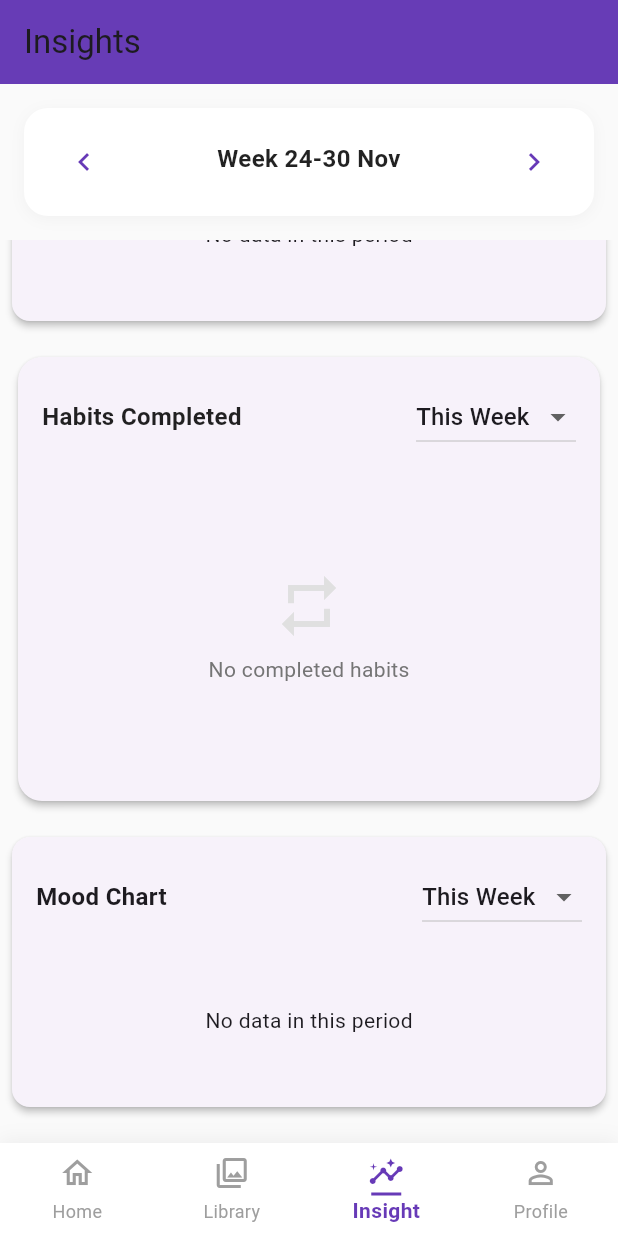
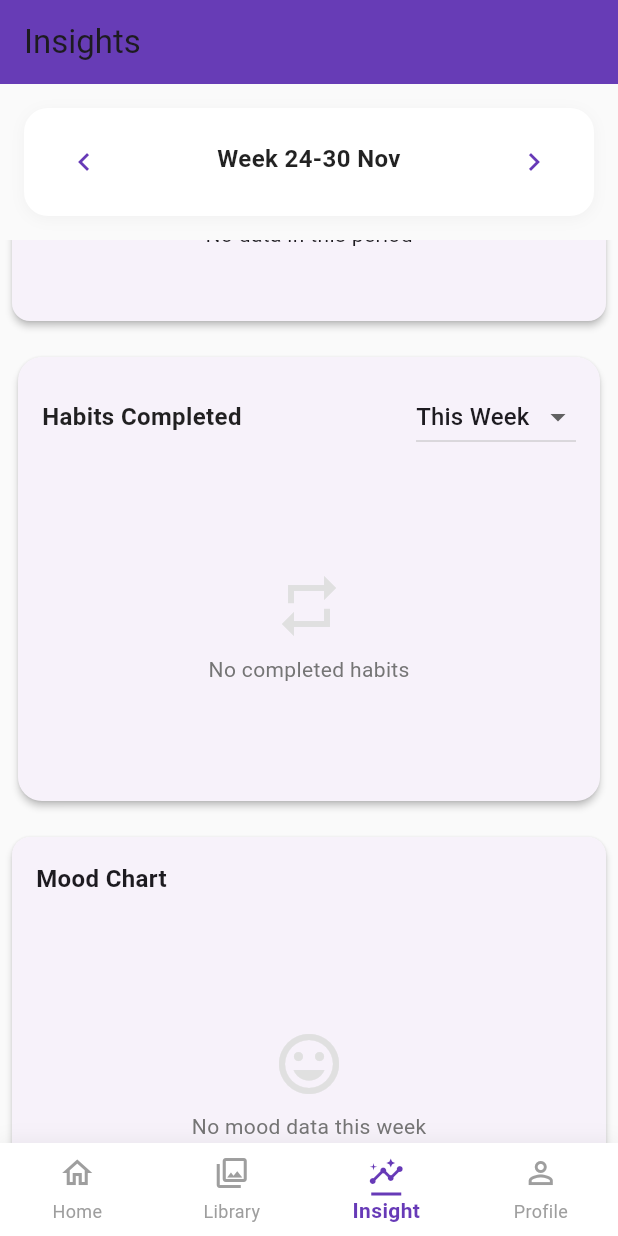
Before and after one commit to tranght0o/my_productivity_app, a Flutter app: the screen it shows once a user with an empty profile is signed in, item 3 of the bottom bar chosen, scrolled down 295 dp, on a phone screen of 412 x 824 dp. Run offline on Flutter 3.47's test engine with Material 3 defaults, Android fonts, the phone set to English and light mode, and no system bars; our stand-ins replace cloud_firestore, firebase_auth, firebase_core, fl_chart, month_picker_dialog, table_calendar; accounts and stored records are empty.

Commit message:
feat(mood_chart): remove TimeRange dropdown, use selectedWeek from parent, show only days with data, add improved empty state

```diff
--- a/lib/screens/insight/widgets/mood_chart.dart
+++ b/lib/screens/insight/widgets/mood_chart.dart
@@ -1,12 +1,15 @@
+// lib/screens/insight/widgets/mood_chart.dart
 import 'package:flutter/material.dart';
 import 'package:fl_chart/fl_chart.dart';
 import '../../../services/mood_service.dart';
 import '../../../models/mood_model.dart';
-import '../../../utils/date_range_helper.dart';
-import 'time_range_dropdown.dart';
 
+/// Line chart showing mood trend for each day of the week
+/// Y-axis shows emoji faces (1-5 scale), X-axis shows day names
 class MoodChart extends StatefulWidget {
-  const MoodChart({super.key});
+  final DateTime selectedWeek; // Any date in the target week
+
+  const MoodChart({super.key, required this.selectedWeek});
 
   @override
   State<MoodChart> createState() => _MoodChartState();
@@ -14,16 +17,16 @@ class MoodChart extends StatefulWidget {
 
 class _MoodChartState extends State<MoodChart> {
   final _moodService = MoodService();
-  TimeRange _selectedRange = TimeRange.thisWeek;
   List<Mood> _moods = [];
+  bool _loading = true;
 
-  // FIXED: Correct mood emojis matching the new scale
+  // Mood scale mapping (must match mood_section.dart)
   final List<Map<String, dynamic>> _moodOptions = [
-    {'emoji': '😢', 'value': 1},
-    {'emoji': '😞', 'value': 2},
-    {'emoji': '😐', 'value': 3},
-    {'emoji': '😊', 'value': 4},
-    {'emoji': '🤩', 'value': 5},
+    {'emoji': '😢', 'value': 1, 'label': 'Terrible'},
+    {'emoji': '😞', 'value': 2, 'label': 'Bad'},
+    {'emoji': '😐', 'value': 3, 'label': 'Okay'},
+    {'emoji': '😊', 'value': 4, 'label': 'Good'},
+    {'emoji': '🤩', 'value': 5, 'label': 'Amazing'},
   ];
 
   @override
@@ -32,17 +35,40 @@ class _MoodChartState extends State<MoodChart> {
     _loadData();
   }
 
+  @override
+  void didUpdateWidget(MoodChart oldWidget) {
+    super.didUpdateWidget(oldWidget);
+    // Reload when week changes
+    if (oldWidget.selectedWeek != widget.selectedWeek) {
+      _loadData();
+    }
+  }
+
+  /// Get Monday of the week
+  DateTime _getMonday(DateTime date) {
+    final daysFromMonday = date.weekday - DateTime.monday;
+    return DateTime(date.year, date.month, date.day - daysFromMonday);
+  }
+
+  /// Load moods for the selected week
   Future<void> _loadData() async {
+    setState(() => _loading = true);
+
     try {
-      // OPTIMIZED: Load only data for selected range
-      final range = DateRangeHelper.getRange(_selectedRange);
-      final start = range['start']!;
-      final end = range['end']!;
+      final monday = _getMonday(widget.selectedWeek);
+      final sunday = monday.add(const Duration(days: 6, hours: 23, minutes: 59));
 
-      final moods = await _moodService.getMoodsBetween(start, end);
-      setState(() => _moods = moods);
+      final moods = await _moodService.getMoodsBetween(monday, sunday);
+
+      if (mounted) {
+        setState(() {
+          _moods = moods;
+          _loading = false;
+        });
+      }
     } catch (e) {
       if (mounted) {
+        setState(() => _loading = false);
         ScaffoldMessenger.of(context).showSnackBar(
           SnackBar(content: Text('Failed to load chart data: $e')),
         );
@@ -50,40 +76,67 @@ class _MoodChartState extends State<MoodChart> {
     }
   }
 
-  String _emojiForValue(double value) {
+  /// Get emoji for mood value
+  String _emojiForValue(int value) {
     final match = _moodOptions.firstWhere(
-      (e) => e['value'] == value.toInt(),
+      (e) => e['value'] == value,
       orElse: () => {'emoji': '?'},
     );
     return match['emoji'];
   }
 
+  /// Create line chart spots (only days with mood data)
+  List<FlSpot> _createSpots() {
+    final monday = _getMonday(widget.selectedWeek);
+    final spots = <FlSpot>[];
+
+    for (int i = 0; i < 7; i++) {
+      final date = monday.add(Duration(days: i));
+
+      // Find mood for this day
+      final mood = _moods.firstWhere(
+        (m) => m.date.year == date.year &&
+               m.date.month == date.month &&
+               m.date.day == date.day,
+        orElse: () => Mood(
+          id: '',
+          userId: '',
+          date: date,
+          moodValue: 0, // 0 means no data
+        ),
+      );
+
+      // Only add spot if mood exists
+      if (mood.moodValue > 0) {
+        spots.add(FlSpot(i.toDouble(), mood.moodValue.toDouble()));
+      }
+    }
+
+    return spots;
+  }
+
+  /// Get day label (Mon, Tue, etc.)
+  String _getDayLabel(DateTime date) {
+    const days = ['Mon', 'Tue', 'Wed', 'Thu', 'Fri', 'Sat', 'Sun'];
+    return days[date.weekday - 1];
+  }
+
   @override
   Widget build(BuildContext context) {
-    final range = DateRangeHelper.getRange(_selectedRange);
-    final start = range['start']!;
-    final end = range['end']!;
-    final groupUnit = DateRangeHelper.getGroupUnit(_selectedRange, start, end);
-
-    final filtered = _moods
-        .where((m) => !m.date.isBefore(start) && !m.date.isAfter(end))
-        .toList();
-
-    // Group and calculate average mood per period
-    final Map<String, List<int>> grouped = {};
-    for (var m in filtered) {
-      final key = DateRangeHelper.makeGroupKey(m.date, groupUnit);
-      grouped.putIfAbsent(key, () => []).add(m.moodValue);
+    if (_loading) {
+      return Card(
+        margin: const EdgeInsets.all(8),
+        child: Container(
+          height: 280,
+          alignment: Alignment.center,
+          child: const CircularProgressIndicator(),
+        ),
+      );
     }
 
-    final Map<String, double> avgMap = {};
-    grouped.forEach((key, list) {
-      avgMap[key] = list.reduce((a, b) => a + b) / list.length;
-    });
-
-    final sorted = Map.fromEntries(
-      avgMap.entries.toList()..sort((a, b) => a.key.compareTo(b.key)),
-    );
+    final spots = _createSpots();
+    final monday = _getMonday(widget.selectedWeek);
+    final hasData = spots.isNotEmpty;
 
     return Card(
       margin: const EdgeInsets.all(8),
@@ -94,28 +147,33 @@ class _MoodChartState extends State<MoodChart> {
         child: Column(
           crossAxisAlignment: CrossAxisAlignment.start,
           children: [
-            Row(
-              mainAxisAlignment: MainAxisAlignment.spaceBetween,
-              children: [
-                const Text(
-                  "Mood Chart",
-                  style: TextStyle(fontSize: 16, fontWeight: FontWeight.bold),
-                ),
-                TimeRangeDropdown(
-                  selected: _selectedRange,
-                  onChanged: (r) {
-                    setState(() => _selectedRange = r);
-                    _loadData(); // Reload when range changes
-                  },
-                ),
-              ],
+            // Chart title
+            const Text(
+              "Mood Chart",
+              style: TextStyle(
+                fontSize: 16,
+                fontWeight: FontWeight.bold,
+              ),
             ),
             const SizedBox(height: 16),
-            sorted.isEmpty
-                ? const Center(
-                    child: Padding(
-                      padding: EdgeInsets.all(32.0),
-                      child: Text("No data in this period"),
+
+            // Chart or empty state
+            !hasData
+                ? Container(
+                    height: 220,
+                    alignment: Alignment.center,
+                    child: Column(
+                      mainAxisAlignment: MainAxisAlignment.center,
+                      children: [
+                        Icon(Icons.mood,
+                            size: 48,
+                            color: Colors.grey.shade300),
+                        const SizedBox(height: 8),
+                        Text(
+                          "No mood data this week",
+                          style: TextStyle(color: Colors.grey.shade600),
+                        ),
+                      ],
                     ),
                   )
                 : SizedBox(
@@ -127,68 +185,106 @@ class _MoodChartState extends State<MoodChart> {
                         gridData: FlGridData(show: false),
                         borderData: FlBorderData(show: false),
                         titlesData: FlTitlesData(
+                          // Bottom titles (day names)
                           bottomTitles: AxisTitles(
                             sideTitles: SideTitles(
                               showTitles: true,
                               reservedSize: 22,
                               getTitlesWidget: (value, meta) {
                                 final index = value.toInt();
-                                if (index < 0 || index >= sorted.length)
+                                if (index < 0 || index >= 7) {
                                   return const SizedBox();
-                                final key = sorted.keys.elementAt(index);
+                                }
+                                final date = monday.add(Duration(days: index));
                                 return Text(
-                                  DateRangeHelper.formatLabel(key, groupUnit),
+                                  _getDayLabel(date),
                                   style: const TextStyle(
-                                      fontSize: 10, color: Colors.grey),
+                                    fontSize: 10,
+                                    color: Colors.grey,
+                                  ),
                                 );
                               },
                             ),
                           ),
+                          // Left titles (mood emojis)
                           leftTitles: AxisTitles(
                             sideTitles: SideTitles(
                               showTitles: true,
                               interval: 1,
+                              reservedSize: 28,
                               getTitlesWidget: (value, meta) {
+                                // Only show emojis for integer values 1-5
+                                if (value < 1 || value > 5 || value != value.roundToDouble()) {
+                                  return const SizedBox();
+                                }
                                 return Text(
-                                  _emojiForValue(value),
+                                  _emojiForValue(value.toInt()),
                                   style: const TextStyle(fontSize: 16),
                                 );
                               },
                             ),
                           ),
                           topTitles: AxisTitles(
-                              sideTitles: SideTitles(showTitles: false)),
+                            sideTitles: SideTitles(showTitles: false),
+                          ),
                           rightTitles: AxisTitles(
-                              sideTitles: SideTitles(showTitles: false)),
+                            sideTitles: SideTitles(showTitles: false),
+                          ),
                         ),
+                        // Line data
                         lineBarsData: [
                           LineChartBarData(
                             isCurved: true,
+                            curveSmoothness: 0.3,
                             barWidth: 3,
                             color: const Color(0xFF7E57C2),
-                            dotData: FlDotData(show: true),
+                            dotData: FlDotData(
+                              show: true,
+                              getDotPainter: (spot, percent, barData, index) {
+                                return FlDotCirclePainter(
+                                  radius: 4,
+                                  color: Colors.white,
+                                  strokeWidth: 2,
+                                  strokeColor: const Color(0xFF7E57C2),
+                                );
+                              },
+                            ),
                             belowBarData: BarAreaData(
                               show: true,
                               gradient: LinearGradient(
                                 colors: [
                                   const Color(0xFF7E57C2).withOpacity(0.3),
-                                  Colors.transparent
+                                  Colors.transparent,
                                 ],
                                 begin: Alignment.topCenter,
                                 end: Alignment.bottomCenter,
                               ),
                             ),
-                            spots: sorted.entries
-                                .toList()
-                                .asMap()
-                                .entries
-                                .map((entry) {
-                              final xIndex = entry.key.toDouble();
-                              final yValue = entry.value.value;
-                              return FlSpot(xIndex, yValue);
-                            }).toList(),
-                          )
+                            spots: spots,
+                          ),
                         ],
+                        // Touch interaction
+                        lineTouchData: LineTouchData(
+                          touchTooltipData: LineTouchTooltipData(
+                            getTooltipColor: (_) => Colors.deepPurple,
+                            getTooltipItems: (touchedSpots) {
+                              return touchedSpots.map((spot) {
+                                final dayIndex = spot.x.toInt();
+                                final date = monday.add(Duration(days: dayIndex));
+                                final moodValue = spot.y.toInt();
+                                final emoji = _emojiForValue(moodValue);
+
+                                return LineTooltipItem(
+                                  '$emoji ${_getDayLabel(date)}',
+                                  const TextStyle(
+                                    color: Colors.white,
+                                    fontWeight: FontWeight.bold,
+                                  ),
+                                );
+                              }).toList();
+                            },
+                          ),
+                        ),
                       ),
                     ),
                   ),
```
